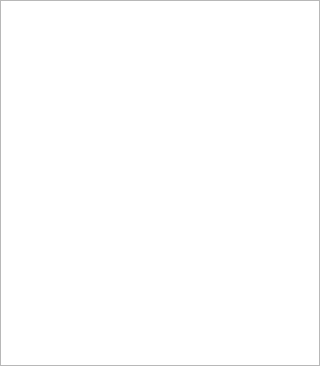
Qt form agreement.ui (StrokeAce/YouboxClient) before a commit.
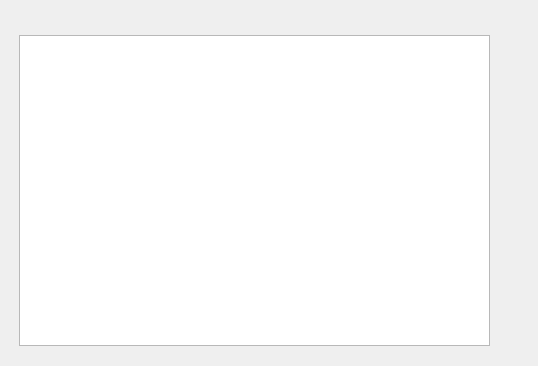
The same form after that commit. Icons and pictures are not drawn.

```diff
--- a/agreement.ui
+++ b/agreement.ui
@@ -6,23 +6,45 @@
    <rect>
     <x>0</x>
     <y>0</y>
-    <width>320</width>
+    <width>538</width>
     <height>366</height>
    </rect>
   </property>
   <property name="windowTitle">
    <string>Form</string>
   </property>
+  <property name="styleSheet">
+   <string notr="true">#Agreement{background-image: url(:/agree_background.png);}</string>
+  </property>
   <widget class="QTextEdit" name="textEdit_Agreement">
    <property name="geometry">
     <rect>
-     <x>0</x>
-     <y>0</y>
-     <width>320</width>
-     <height>366</height>
+     <x>19</x>
+     <y>35</y>
+     <width>471</width>
+     <height>311</height>
     </rect>
    </property>
   </widget>
+  <widget class="QPushButton" name="agreement_Close">
+   <property name="geometry">
+    <rect>
+     <x>500</x>
+     <y>10</y>
+     <width>15</width>
+     <height>15</height>
+    </rect>
+   </property>
+   <property name="styleSheet">
+    <string notr="true">background-image: url(:/close.png);</string>
+   </property>
+   <property name="text">
+    <string/>
+   </property>
+   <property name="flat">
+    <bool>true</bool>
+   </property>
+  </widget>
  </widget>
  <resources/>
  <connections/>
```
